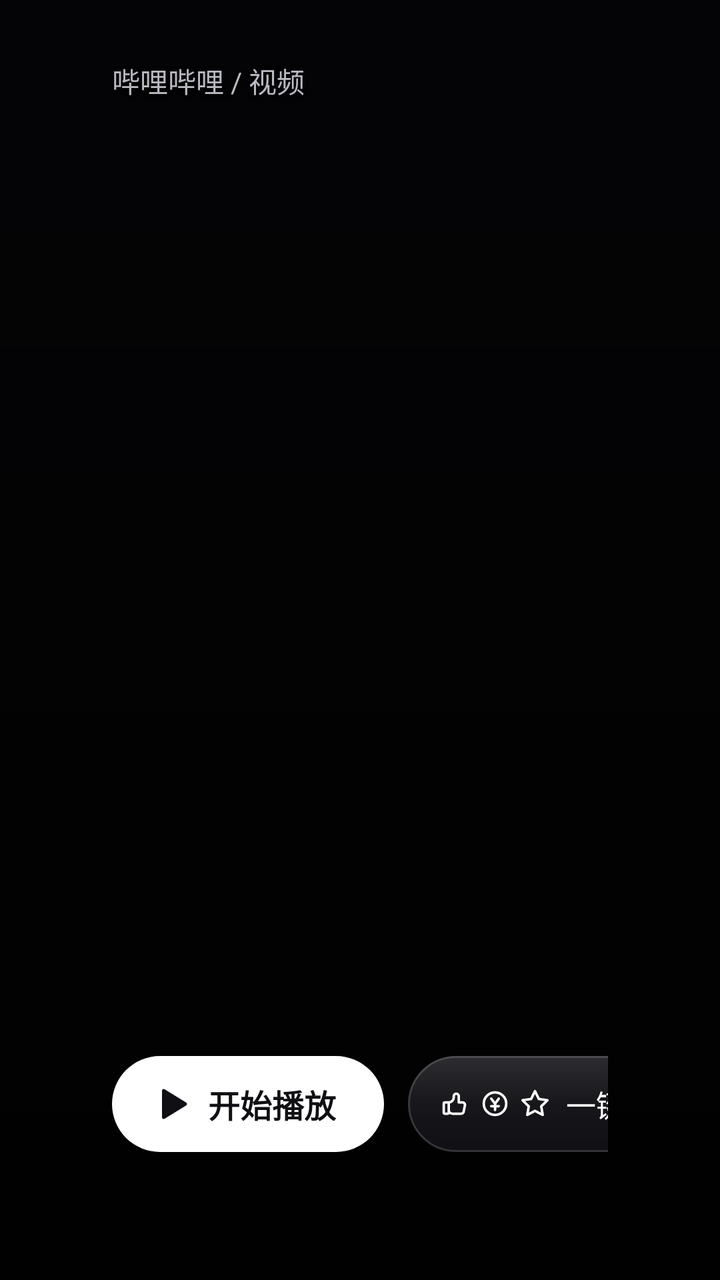
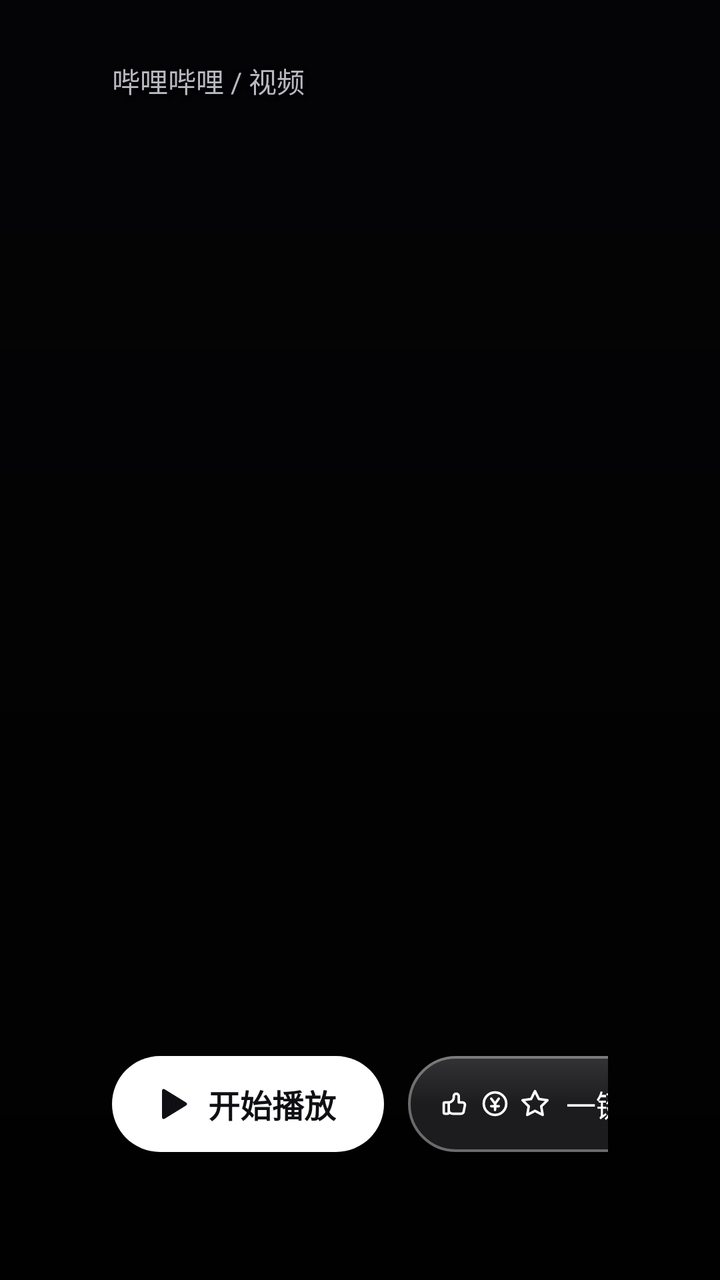

Two renders of the same Android screen: before a commit and after it. Below are the layout's source before the change and the commit's diff.
<!-- AndroidManifest.xml: another module's application theme AppTheme.NoActionBar -->
<!-- res/layout/page_bili_detail.xml -->
<?xml version="1.0" encoding="utf-8"?>

<FrameLayout xmlns:android="http://schemas.android.com/apk/res/android"
    android:layout_width="match_parent"
    android:layout_height="match_parent"
    android:background="@color/desk_bg">

    <ImageView
        android:id="@+id/bili_detail_bg"
        android:layout_width="match_parent"
        android:layout_height="match_parent"
        android:alpha="1"
        android:contentDescription="@null"
        android:scaleType="centerCrop" />

    
    <View
        android:layout_width="match_parent"
        android:layout_height="match_parent"
        android:background="#33000000" />

    <View
        android:layout_width="match_parent"
        android:layout_height="match_parent"
        android:background="@drawable/bg_scrim_bottom" />

    <LinearLayout
        android:layout_width="match_parent"
        android:layout_height="match_parent"
        android:clipChildren="false"
        android:orientation="vertical"
        android:paddingStart="56dp"
        android:paddingTop="30dp"
        android:paddingEnd="56dp"
        android:paddingBottom="@dimen/safe_bottom">

        <TextView
            android:id="@+id/bili_detail_crumb"
            android:layout_width="wrap_content"
            android:layout_height="wrap_content"
            android:shadowColor="#99000000"
            android:shadowDx="0"
            android:shadowDy="2"
            android:shadowRadius="6"
            android:text="哔哩哔哩 / 视频"
            android:textColor="@color/text_secondary"
            android:textSize="14sp" />

        
        <Space
            android:layout_width="match_parent"
            android:layout_height="0dp"
            android:layout_weight="1" />

        <LinearLayout
            android:layout_width="1060dp"
            android:layout_height="wrap_content"
            android:clipChildren="false"
            android:orientation="vertical">

            <LinearLayout
                android:layout_width="wrap_content"
                android:layout_height="wrap_content"
                android:layout_marginBottom="12dp"
                android:gravity="center_vertical"
                android:orientation="horizontal">

                <TextView
                    android:id="@+id/bili_detail_tag"
                    android:layout_width="wrap_content"
                    android:layout_height="wrap_content"
                    android:background="@drawable/bg_bili_tag"
                    android:paddingStart="12dp"
                    android:paddingTop="4dp"
                    android:paddingEnd="12dp"
                    android:paddingBottom="4dp"
                    android:textColor="#FB7299"
                    android:textSize="14sp"
                    android:visibility="gone" />

                
                <TextView
                    android:id="@+id/bili_detail_online"
                    android:layout_width="wrap_content"
                    android:layout_height="wrap_content"
                    android:layout_marginStart="10dp"
                    android:shadowColor="#99000000"
                    android:shadowDx="0"
                    android:shadowDy="2"
                    android:shadowRadius="6"
                    android:textColor="#FF9EBB"
                    android:textSize="14sp"
                    android:visibility="gone" />
            </LinearLayout>

            <TextView
                android:id="@+id/bili_detail_title"
                android:layout_width="match_parent"
                android:layout_height="wrap_content"
                android:ellipsize="end"
                android:lineSpacingExtra="2dp"
                android:maxLines="2"
                android:shadowColor="#B3000000"
                android:shadowDx="0"
                android:shadowDy="3"
                android:shadowRadius="10"
                android:textColor="#F7F9FC"
                android:textSize="42sp"
                android:textStyle="bold" />

            <TextView
                android:id="@+id/bili_detail_meta"
                android:layout_width="match_parent"
                android:layout_height="wrap_content"
                android:layout_marginTop="10dp"
                android:ellipsize="end"
                android:shadowColor="#B3000000"
                android:shadowDx="0"
                android:shadowDy="2"
                android:shadowRadius="8"
                android:singleLine="true"
                android:textColor="@color/text_secondary"
                android:textSize="15sp" />

            <TextView
                android:id="@+id/bili_detail_desc"
                android:layout_width="match_parent"
                android:layout_height="wrap_content"
                android:layout_marginTop="10dp"
                android:ellipsize="end"
                android:lineSpacingExtra="3dp"
                android:maxLines="3"
                android:shadowColor="#B3000000"
                android:shadowDx="0"
                android:shadowDy="2"
                android:shadowRadius="8"
                android:textColor="#C9CFDA"
                android:textSize="14sp" />

            <LinearLayout
                android:layout_width="wrap_content"
                android:layout_height="wrap_content"
                android:layout_marginTop="16dp"
                android:clipChildren="false"
                android:gravity="center_vertical"
                android:orientation="horizontal">

                
                <LinearLayout
                    android:id="@+id/bili_detail_play"
                    android:layout_width="wrap_content"
                    android:layout_height="48dp"
                    android:background="@drawable/bg_btn_primary"
                    android:clickable="true"
                    android:focusable="true"
                    android:gravity="center_vertical"
                    android:orientation="horizontal"
                    android:paddingStart="20dp"
                    android:paddingEnd="24dp">

                    <ImageView
                        android:layout_width="20dp"
                        android:layout_height="20dp"
                        android:contentDescription="@null"
                        android:src="@drawable/ic_play_dark" />

                    <TextView
                        android:id="@+id/bili_detail_play_label"
                        android:layout_width="wrap_content"
                        android:layout_height="wrap_content"
                        android:layout_marginStart="8dp"
                        android:text="开始播放"
                        android:textColor="@color/text_on_light"
                        android:textSize="16sp"
                        android:textStyle="bold" />
                </LinearLayout>

                <TextView
                    android:id="@+id/bili_detail_retry"
                    android:layout_width="wrap_content"
                    android:layout_height="48dp"
                    android:layout_marginStart="12dp"
                    android:background="@drawable/bg_pill"
                    android:clickable="true"
                    android:focusable="true"
                    android:gravity="center"
                    android:minWidth="104dp"
                    android:paddingStart="24dp"
                    android:paddingEnd="24dp"
                    android:text="重试"
                    android:textColor="@color/text_primary"
                    android:textSize="15sp"
                    android:visibility="gone" />

                
                <LinearLayout
                    android:id="@+id/bili_detail_triple"
                    android:layout_width="wrap_content"
                    android:layout_height="48dp"
                    android:layout_marginStart="12dp"
                    android:background="@drawable/bg_pill"
                    android:clickable="true"
                    android:focusable="true"
                    android:gravity="center_vertical"
                    android:orientation="horizontal"
                    android:paddingStart="16dp"
                    android:paddingEnd="20dp">

                    <ImageView
                        android:layout_width="15dp"
                        android:layout_height="15dp"
                        android:contentDescription="@null"
                        android:src="@drawable/ic_thumb_up" />

                    <ImageView
                        android:layout_width="15dp"
                        android:layout_height="15dp"
                        android:layout_marginStart="5dp"
                        android:contentDescription="@null"
                        android:src="@drawable/ic_coin" />

                    <ImageView
                        android:layout_width="15dp"
                        android:layout_height="15dp"
                        android:layout_marginStart="5dp"
                        android:contentDescription="@null"
                        android:src="@drawable/ic_star" />

                    <TextView
                        android:id="@+id/bili_detail_triple_label"
                        android:layout_width="wrap_content"
                        android:layout_height="wrap_content"
                        android:layout_marginStart="8dp"
                        android:text="一键三连"
                        android:textColor="@color/text_primary"
                        android:textSize="15sp" />
                </LinearLayout>

                <LinearLayout
                    android:id="@+id/bili_detail_share"
                    android:layout_width="wrap_content"
                    android:layout_height="48dp"
                    android:layout_marginStart="12dp"
                    android:background="@drawable/bg_pill"
                    android:clickable="true"
                    android:focusable="true"
                    android:gravity="center_vertical"
                    android:orientation="horizontal"
                    android:paddingStart="18dp"
                    android:paddingEnd="22dp">

                    <ImageView
                        android:layout_width="16dp"
                        android:layout_height="16dp"
                        android:contentDescription="@null"
                        android:src="@drawable/ic_share" />

                    <TextView
                        android:layout_width="wrap_content"
                        android:layout_height="wrap_content"
                        android:layout_marginStart="8dp"
                        android:text="分享"
                        android:textColor="@color/text_primary"
                        android:textSize="15sp" />
                </LinearLayout>
            </LinearLayout>

            <TextView
                android:id="@+id/bili_detail_error"
                android:layout_width="match_parent"
                android:layout_height="wrap_content"
                android:layout_marginTop="12dp"
                android:text=""
                android:textColor="@color/text_secondary"
                android:textSize="14sp"
                android:visibility="gone" />

            <TextView
                android:id="@+id/bili_detail_episode_label"
                android:layout_width="wrap_content"
                android:layout_height="wrap_content"
                android:layout_marginTop="16dp"
                android:shadowColor="#B3000000"
                android:shadowDx="0"
                android:shadowDy="2"
                android:shadowRadius="8"
                android:text="选集"
                android:textColor="@color/text_tertiary"
                android:textSize="13sp"
                android:visibility="gone" />

            
            <com.tvdesk.desk.widget.PageGridView
                android:id="@+id/bili_detail_episodes"
                android:layout_width="match_parent"
                android:layout_height="92dp"
                android:layout_marginTop="8dp"
                android:clipChildren="false"
                android:clipToPadding="false"
                android:focusable="false"
                android:horizontalSpacing="8dp"
                android:listSelector="@android:color/transparent"
                android:numColumns="6"
                android:scrollbars="none"
                android:stretchMode="columnWidth"
                android:verticalSpacing="8dp"
                android:visibility="gone" />
        </LinearLayout>
    </LinearLayout>

    <ProgressBar
        android:id="@+id/bili_detail_loading"
        style="?android:attr/progressBarStyle"
        android:layout_width="36dp"
        android:layout_height="36dp"
        android:layout_gravity="center"
        android:visibility="gone" />

</FrameLayout>
<!-- resources referenced by this layout -->
<resources>
  <color name="desk_bg">#050508</color>
  <color name="text_on_light">#101014</color>
  <color name="text_primary">#FFFFFF</color>
  <color name="text_secondary">#B9B9C2</color>
  <color name="text_tertiary">#7A7A86</color>
  <dimen name="safe_bottom">64dp</dimen>
  <!-- drawable bg_bili_tag (drawable) -->
  <?xml version="1.0" encoding="utf-8"?>
  <shape xmlns:android="http://schemas.android.com/apk/res/android"
      android:shape="rectangle">
      <solid android:color="#1FFB7299" />
      <corners android:radius="@dimen/radius_badge" />
      <stroke
          android:width="1dp"
          android:color="#99FB7299" />
  </shape>
  <!-- drawable bg_pill: vector/xml drawable (drawable, 2283 chars, omitted) -->
  <!-- drawable bg_scrim_bottom (drawable) -->
  <?xml version="1.0" encoding="utf-8"?>
  <shape xmlns:android="http://schemas.android.com/apk/res/android"
      android:shape="rectangle">
      <gradient
          android:angle="90"
          android:centerColor="#73000000"
          android:endColor="#00000000"
          android:startColor="#D9000000" />
  </shape>
  <!-- drawable ic_play_dark (drawable) -->
  <?xml version="1.0" encoding="utf-8"?>
  <vector xmlns:android="http://schemas.android.com/apk/res/android"
      android:width="24dp"
      android:height="24dp"
      android:viewportWidth="24"
      android:viewportHeight="24">
          <path
              android:fillColor="#FF101014"
              android:pathData="M6 4v16a1 1 0 0 0 1.524 .852l13 -8a1 1 0 0 0 0 -1.704l-13 -8a1 1 0 0 0 -1.524 .852z" />
  </vector>
  <style name="AppTheme.NoActionBar" parent="AppTheme">
          <item name="android:windowActionBar">false</item>
          <item name="android:windowNoTitle">true</item>
          <item name="windowActionBar">false</item>
          <item name="android:windowFullscreen">true</item>//全屏即无通知栏
          <item name="android:windowContentOverlay">@null</item>//是否有遮盖
          <item name="windowNoTitle">true</item>
          <item name="android:keepScreenOn">true</item>
          
          <item name="android:windowBackground">@android:color/transparent</item>
      </style>
  <dimen name="radius_badge">4dp</dimen>
  <color name="btn_light_focused">#E8E8ED</color>
  <dimen name="radius_control">100dp</dimen>
  <color name="btn_light">#FFFFFF</color>
  <style name="AppTheme" parent="Theme.AppCompat.Light.DarkActionBar">
          
          <item name="colorPrimary">@color/color_6200EE</item>
          <item name="colorPrimaryDark">@color/color_3700B3</item>
          <item name="colorAccent">@color/color_03DAC5</item>
      </style>
  <color name="color_6200EE">#6200EE</color>
  <color name="color_3700B3">#3700B3</color>
  <color name="color_03DAC5">#03DAC5</color>
  <!-- unchanged entries left out for length: 5 -->
</resources>

<!-- the commit's change to res/layout/page_bili_detail.xml (unified diff, before → after) -->
@@ -1,5 +1,4 @@
 <?xml version="1.0" encoding="utf-8"?>
-
 <FrameLayout xmlns:android="http://schemas.android.com/apk/res/android"
     android:layout_width="match_parent"
     android:layout_height="match_parent"
@@ -180,7 +179,7 @@
                     android:layout_width="wrap_content"
                     android:layout_height="48dp"
                     android:layout_marginStart="12dp"
-                    android:background="@drawable/bg_pill"
+                    android:background="@drawable/bg_glass_surface"
                     android:clickable="true"
                     android:focusable="true"
                     android:gravity="center"
@@ -198,7 +197,7 @@
                     android:layout_width="wrap_content"
                     android:layout_height="48dp"
                     android:layout_marginStart="12dp"
-                    android:background="@drawable/bg_pill"
+                    android:background="@drawable/bg_glass_surface"
                     android:clickable="true"
                     android:focusable="true"
                     android:gravity="center_vertical"
@@ -241,7 +240,7 @@
                     android:layout_width="wrap_content"
                     android:layout_height="48dp"
                     android:layout_marginStart="12dp"
-                    android:background="@drawable/bg_pill"
+                    android:background="@drawable/bg_glass_surface"
                     android:clickable="true"
                     android:focusable="true"
                     android:gravity="center_vertical"
<!-- resource entries referenced after the edit -->
@@ -16,7 +16,40 @@
           android:width="1dp"
           android:color="#99FB7299" />
   </shape>
-  <!-- drawable bg_pill: vector/xml drawable (drawable, 2283 chars, omitted) -->
+  <!-- drawable bg_glass_surface (drawable) -->
+  <?xml version="1.0" encoding="utf-8"?>
+  <layer-list xmlns:android="http://schemas.android.com/apk/res/android">
+  
+      <item>
+          <shape android:shape="rectangle">
+              <solid android:color="#E6202022" />
+              <corners android:radius="@dimen/radius_control" />
+          </shape>
+      </item>
+  
+      
+      <item>
+          <shape android:shape="rectangle">
+              <corners android:radius="@dimen/radius_control" />
+              <gradient
+                  android:angle="270"
+                  android:centerColor="#00FFFFFF"
+                  android:endColor="#00FFFFFF"
+                  android:startColor="#1AFFFFFF"
+                  android:type="linear" />
+          </shape>
+      </item>
+  
+      <item>
+          <shape android:shape="rectangle">
+              <corners android:radius="@dimen/radius_control" />
+              <stroke
+                  android:width="1.2dp"
+                  android:color="#59FFFFFF" />
+          </shape>
+      </item>
+  
+  </layer-list>
   <!-- drawable bg_scrim_bottom (drawable) -->
   <?xml version="1.0" encoding="utf-8"?>
   <shape xmlns:android="http://schemas.android.com/apk/res/android"
